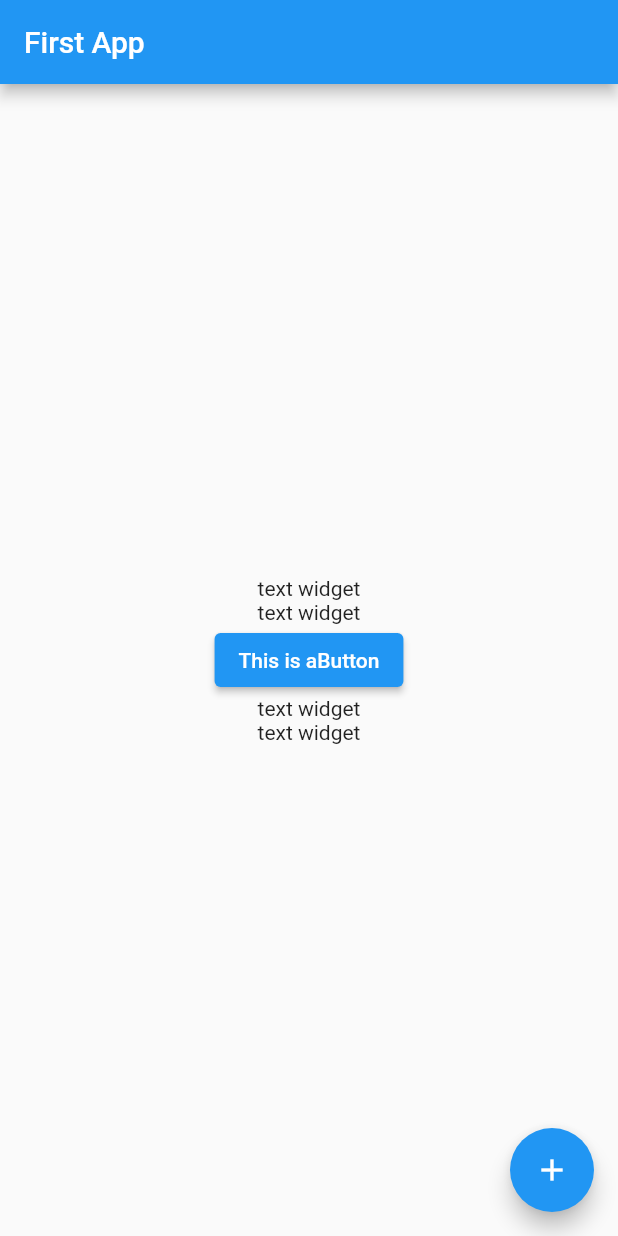
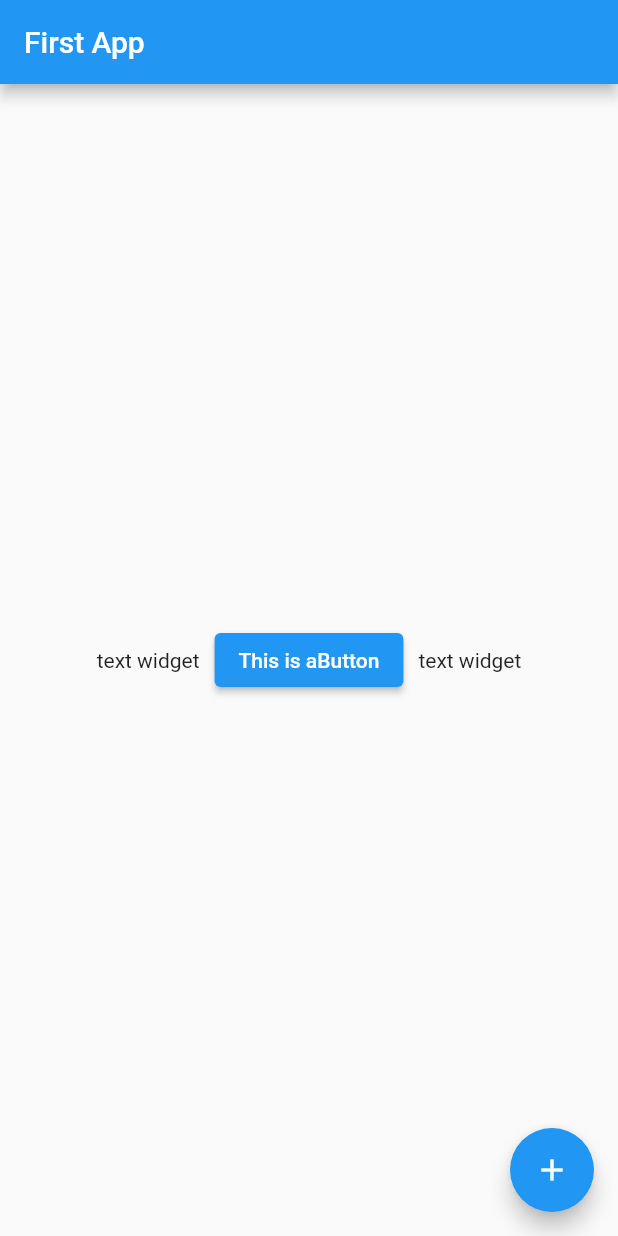
Before and after one commit to VinuBalagopalAP/youtube_first_app, a Flutter app: the screen it shows after launch, on a phone screen of 412 x 824 dp. Run offline on Flutter 3.47's test engine with Material 2 defaults, Android fonts, the phone set to English and light mode, and no system bars.

Commit message:
Row Widget

```diff
--- a/lib/main.dart
+++ b/lib/main.dart
@@ -13,17 +13,20 @@ class MyApp extends StatelessWidget {
           title: Text("First App"),
         ),
         body: Center(
-          child: Column(
+          child: Row(
             mainAxisAlignment: MainAxisAlignment.center,
-            crossAxisAlignment: CrossAxisAlignment.center,
             children: [
               Text("text widget"),
-              Text("text widget"),
+              SizedBox(
+                width: 10,
+              ),
               ElevatedButton(
                 onPressed: () {},
                 child: Text("This is aButton"),
               ),
-              Text("text widget"),
+              SizedBox(
+                width: 10,
+              ),
               Text("text widget"),
             ],
           ),
```
